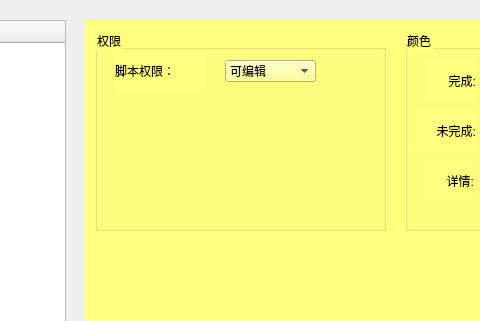
Old version of the form UI/setting.ui in the repository LX-sys/scriptmanagement; both pictures show x 205 to 685 and y 0 to 321 of the 1045 by 709 pixel window.
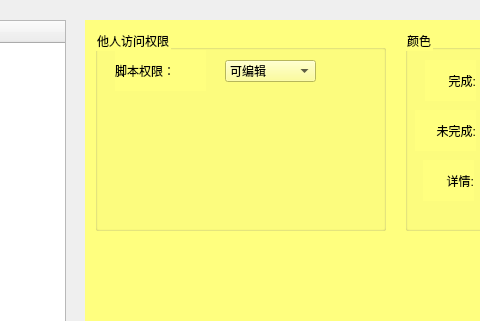
New version of the form.

```diff
--- a/UI/setting.ui
+++ b/UI/setting.ui
@@ -77,7 +77,7 @@
       </rect>
      </property>
      <property name="title">
-      <string>权限</string>
+      <string>他人访问权限</string>
      </property>
      <widget class="QLabel" name="label">
       <property name="geometry">
```
